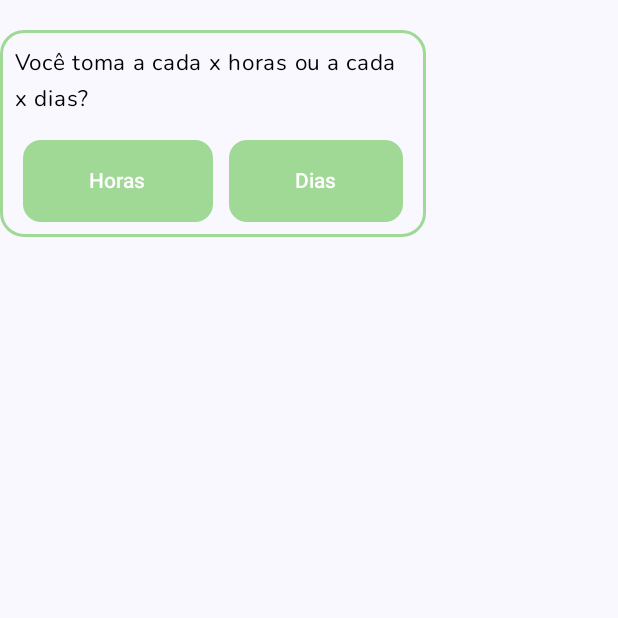
After one commit to EduardoBorges0/BamBooPlus, an Android app built with Jetpack Compose: the composable HoursOrDays called with empty values, on a phone screen of 412 x 824 dp, the top half of it. The commit adds this screen. Run offline under Robolectric (Android 15) with nearby library versions, the phone set to English and light mode, and no system bars.

Commit message:
creating insert medication screen

```diff
--- a/app/src/main/java/com/app/bamboo/data/database/settings/DatabaseProvider.kt
+++ b/app/src/main/java/com/app/bamboo/data/database/settings/DatabaseProvider.kt
@@ -20,7 +20,7 @@ object DatabaseProvider {
             INSTANCE ?: Room.databaseBuilder(
                 context.applicationContext,
                 AppDatabase::class.java, "app_database"
-            ).addMigrations(MIGRATION_12_13)
+            ).addMigrations(MIGRATION_12_13).fallbackToDestructiveMigration()
                 .build().also { INSTANCE = it }
         }
     }
--- a/app/src/main/java/com/app/bamboo/presentation/view/checkIn/CheckInMain.kt
+++ b/app/src/main/java/com/app/bamboo/presentation/view/checkIn/CheckInMain.kt
@@ -4,4 +4,5 @@ import androidx.compose.runtime.Composable
 
 @Composable
 fun CheckInMain() {
+
 }
--- a/app/src/main/java/com/app/bamboo/presentation/view/insertMedications/HourOrDays.kt
+++ /dev/null
@@ -1,4 +0,0 @@
-package com.app.bamboo.presentation.view.insertMedications
-
-class HourOrDays {
-}
--- /dev/null
+++ b/app/src/main/java/com/app/bamboo/presentation/view/insertMedications/medicationTime/HoursOrDays.kt
@@ -0,0 +1,85 @@
+package com.app.bamboo.presentation.view.insertMedications.medicationTime
+
+import androidx.compose.foundation.border
+import androidx.compose.foundation.layout.Column
+import androidx.compose.foundation.layout.Row
+import androidx.compose.foundation.layout.padding
+import androidx.compose.foundation.layout.size
+import androidx.compose.foundation.layout.width
+import androidx.compose.foundation.shape.RoundedCornerShape
+import androidx.compose.material3.Button
+import androidx.compose.material3.ButtonDefaults
+import androidx.compose.material3.Text
+import androidx.compose.runtime.Composable
+import androidx.compose.runtime.getValue
+import androidx.compose.runtime.mutableStateOf
+import androidx.compose.runtime.remember
+import androidx.compose.runtime.setValue
+import androidx.compose.ui.Alignment
+import androidx.compose.ui.Modifier
+import androidx.compose.ui.graphics.Color
+import androidx.compose.ui.platform.LocalConfiguration
+import androidx.compose.ui.res.stringResource
+import androidx.compose.ui.unit.dp
+import androidx.compose.ui.unit.sp
+import com.app.bamboo.R
+import com.app.bamboo.presentation.view.ui.theme.MainColor
+import com.app.bamboo.presentation.view.ui.theme.SecondaryColor
+
+@Composable
+fun HoursOrDays(
+    hoursOrDays: String,
+    onHoursOrDaysChange: (String) -> Unit,
+    isError: Boolean
+) {
+    val widthSize = LocalConfiguration.current.screenWidthDp.dp
+    val heigthSize = LocalConfiguration.current.screenHeightDp.dp
+
+    Column(
+        modifier = Modifier
+            .padding(top = 20.dp)
+            .border(2.dp, color = if(isError) Color.Red else MainColor, RoundedCornerShape(16.dp))
+            .padding(10.dp)
+            .width(widthSize / 1.56f)
+    ) {
+        Text(
+            stringResource(R.string.You_take_medication_in_days_or_hours),
+            modifier = Modifier
+                .align(Alignment.CenterHorizontally)
+                .padding(bottom = 10.dp),
+            color = if(isError) Color.Red else Color.Black,
+            fontSize = 15.sp
+        )
+        Row(modifier = Modifier.padding(top = 5.dp)) {
+            Button(
+                onClick = {
+                    onHoursOrDaysChange("Hours")
+                },
+                modifier = Modifier
+                    .size(width = widthSize / 3, height = heigthSize / 15)
+                    .padding(horizontal = 5.dp),
+                shape = RoundedCornerShape(12.dp),
+                colors = ButtonDefaults.buttonColors(
+                    containerColor = if (hoursOrDays == "Hours") SecondaryColor else MainColor
+                )
+            ) {
+                Text(stringResource(R.string.Hours))
+            }
+            Button(
+                onClick = {
+                    onHoursOrDaysChange("Days")
+                },
+                modifier = Modifier
+                    .size(width = widthSize / 3, height = heigthSize / 15)
+                    .padding(horizontal = 5.dp),
+                shape = RoundedCornerShape(12.dp),
+                colors = ButtonDefaults.buttonColors(
+                    containerColor = if (hoursOrDays == "Days") SecondaryColor else MainColor
+                )
+            ) {
+                Text(stringResource(R.string.Days))
+            }
+        }
+    }
+
+}
--- a/app/src/main/java/com/app/bamboo/presentation/view/medications/MainMedicationComposable.kt
+++ b/app/src/main/java/com/app/bamboo/presentation/view/medications/MainMedicationComposable.kt
@@ -6,6 +6,8 @@ import androidx.compose.foundation.layout.fillMaxSize
 import androidx.compose.foundation.layout.height
 import androidx.compose.foundation.layout.padding
 import androidx.compose.foundation.layout.width
+import androidx.compose.material.icons.Icons
+import androidx.compose.material.icons.filled.Search
 import androidx.compose.runtime.Composable
 import androidx.compose.runtime.LaunchedEffect
 import androidx.compose.runtime.collectAsState
@@ -65,7 +67,6 @@ fun MainMedicationComposable(
                 widthSize
             )
         }
-
         CustomTextField(
             modifier = Modifier
                 .align(Alignment.TopCenter)
@@ -76,6 +77,7 @@ fun MainMedicationComposable(
             onValueChange = medicationsViewModel::onSearchQueryChanged,
             keyboardType = KeyboardType.Text,
             isError = false,
+            trailingIcon = Icons.Filled.Search,
             label = "Buscar Medicamento"
         )
         ElevatedButtonAdd(
--- a/app/src/main/java/com/app/bamboo/presentation/view/insertMedications/medicationsAndStock/NextButton.kt
+++ b/app/src/main/java/com/app/bamboo/presentation/view/usefulCompounds/NextButton.kt
@@ -1,4 +1,4 @@
-package com.app.bamboo.presentation.view.insertMedications.medicationsAndStock
+package com.app.bamboo.presentation.view.usefulCompounds
 
 import androidx.compose.foundation.layout.fillMaxWidth
 import androidx.compose.foundation.layout.height
@@ -8,7 +8,6 @@ import androidx.compose.material3.ButtonDefaults
 import androidx.compose.material3.Text
 import androidx.compose.runtime.Composable
 import androidx.compose.ui.Modifier
-import androidx.compose.ui.res.stringResource
 import androidx.compose.ui.unit.dp
 import com.app.bamboo.presentation.view.ui.theme.SecondaryColor
 
@@ -22,7 +21,7 @@ fun NextButton(onClick: () -> Unit, text: String, modifier: Modifier) {
         colors = ButtonDefaults.buttonColors(
             containerColor = SecondaryColor
         ),
-        shape = RoundedCornerShape(23.dp)
+        shape = RoundedCornerShape(23.dp, 23.dp, 0.dp, 0.dp)
     ) {
         Text(text)
     }
```
Also changed, not shown: app/src/main/java/com/app/bamboo/presentation/navigation/NavController.kt (+13 -3 lines), app/src/main/java/com/app/bamboo/presentation/view/insertMedications/medicationTime/MedicationTime.kt (added, +109 -0 lines), app/src/main/java/com/app/bamboo/presentation/view/insertMedications/medicationTime/TimeForm.kt (added, +68 -0 lines), app/src/main/java/com/app/bamboo/presentation/view/insertMedications/medicationsAndStock/MedicationAndStock.kt (+7 -27 lines), app/src/main/java/com/app/bamboo/presentation/view/usefulCompounds/AdvancePercentage.kt (added, +32 -0 lines), app/src/main/java/com/app/bamboo/presentation/view/usefulCompounds/BackIcon.kt (+11 -2 lines), app/src/main/java/com/app/bamboo/presentation/view/usefulCompounds/ChoiceTime.kt (added, +43 -0 lines), app/src/main/java/com/app/bamboo/presentation/view/usefulCompounds/CustomTextField.kt (+12 -0 lines), app/src/main/java/com/app/bamboo/presentation/view/usefulCompounds/DatePickerModal.kt (added, +37 -0 lines).
